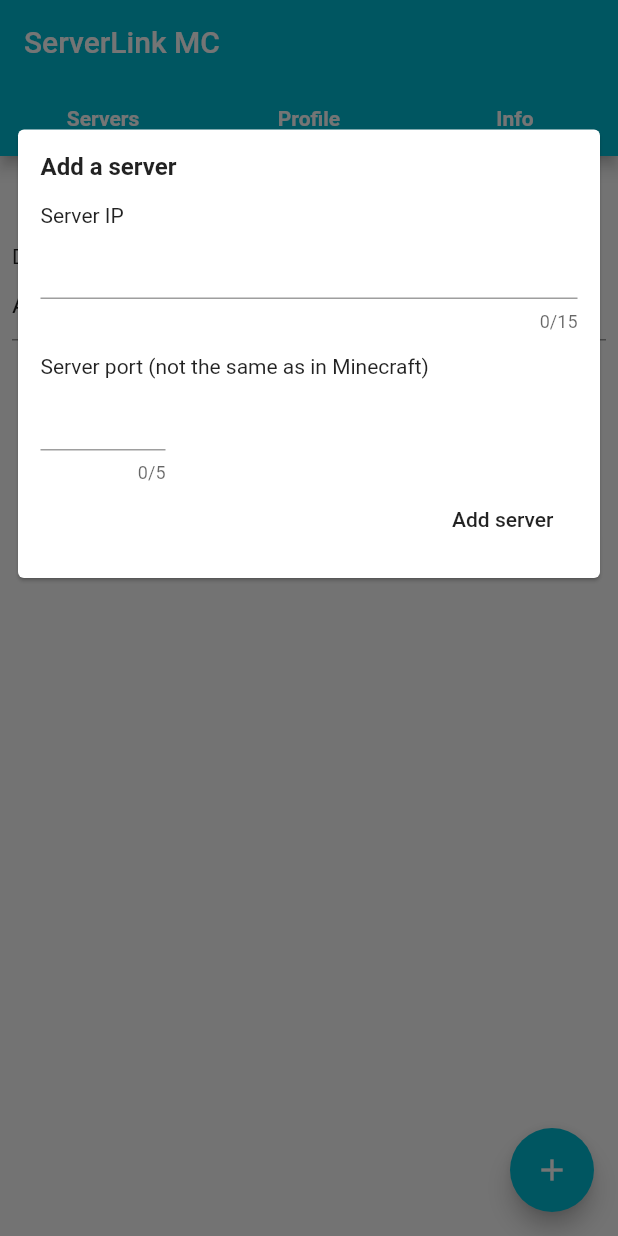
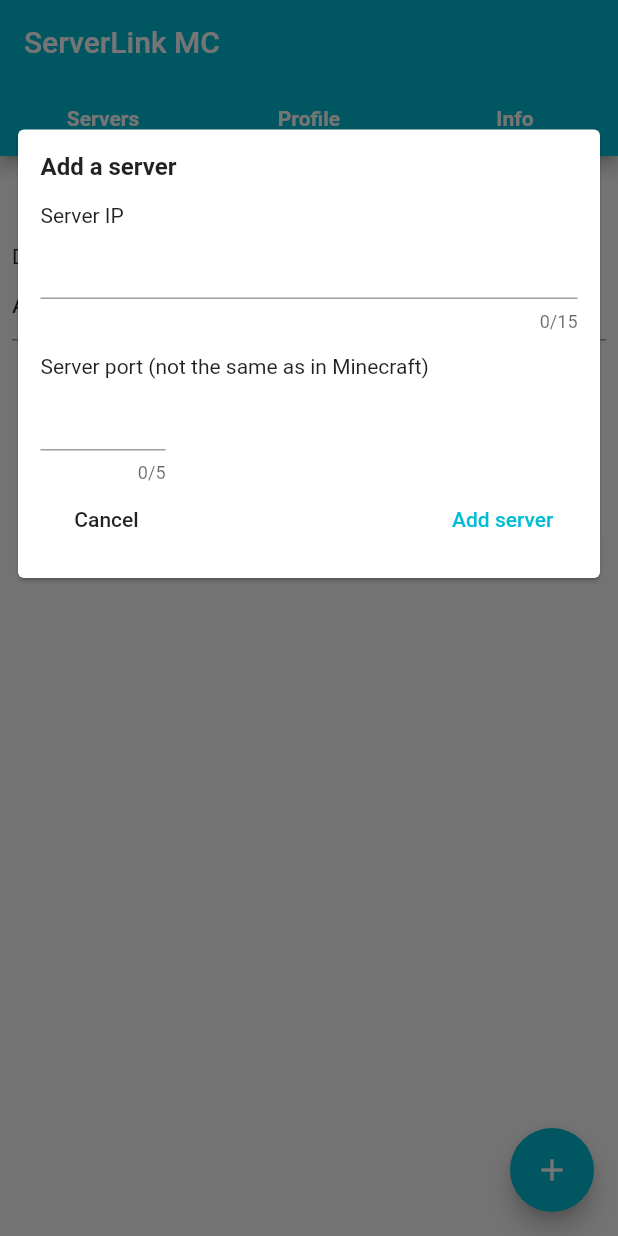
Before and after one commit to Nuytemans-Dieter/ServerLink, a Flutter app: the screen it shows after launch, tab 2 chosen, after a tap on the "add" icon, on a phone screen of 412 x 824 dp. Run offline on Flutter 3.47's test engine with Material 2 defaults, Android fonts, the phone set to English and light mode, and no system bars; our stand-ins replace package_info, shimmer; network calls fail.

Commit message:
Server popup improvements

```diff
--- a/lib/user_interface/popup/add_server_popup.dart
+++ b/lib/user_interface/popup/add_server_popup.dart
@@ -1,6 +1,10 @@
 import 'package:flutter/material.dart';
 
 class AddServerPopup extends StatefulWidget{
+
+  final Function(String ip, String port) onSubmit;
+
+  AddServerPopup({this.onSubmit});
 
   @override
   State<StatefulWidget> createState() {
@@ -156,15 +160,34 @@ class _AddServerPopupState extends State<AddServerPopup> {
                     child: TextFormField(
                       keyboardType: TextInputType.number,
                       maxLength: 5,
+                      onChanged: (String value) => _port = value,
                     ),
                   ),
 
-                  Align(
-                    alignment: Alignment.centerRight,
-                    child: FlatButton(
-                      onPressed: () => Navigator.pop(context),
-                      child: Text('Add server'),
-                    ),
+                  Row(
+                    mainAxisAlignment: MainAxisAlignment.spaceBetween,
+                    children: [
+                      FlatButton(
+                        onPressed: () => Navigator.pop(context),
+                        child: Text(
+                          'Cancel',
+                        ),
+                      ),
+
+                      FlatButton(
+                        onPressed: () {
+                          if (widget.onSubmit != null)
+                            widget.onSubmit(_ip, _port);
+                          Navigator.pop(context);
+                        },
+                        child: Text(
+                          'Add server',
+                          style: TextStyle(
+                            color: Colors.cyan,
+                          ),
+                        ),
+                      ),
+                    ],
                   ),
                 ],
               ),
--- a/lib/user_interface/screen_holder.dart
+++ b/lib/user_interface/screen_holder.dart
@@ -81,7 +81,14 @@ class _ScreenHolderState extends State<ScreenHolder> with SingleTickerProviderSt
           Icons.add,
           color: widget.tabTextColor,
         ),
-        onPressed: () => showDialog(context: context, child: AddServerPopup()),
+        onPressed: () => showDialog(
+          context: context,
+          child: AddServerPopup(
+            onSubmit: (ip, port) {
+              print('Selected server: $ip:$port');
+            },
+          ),
+        ),
       ),
     );
   }
```
